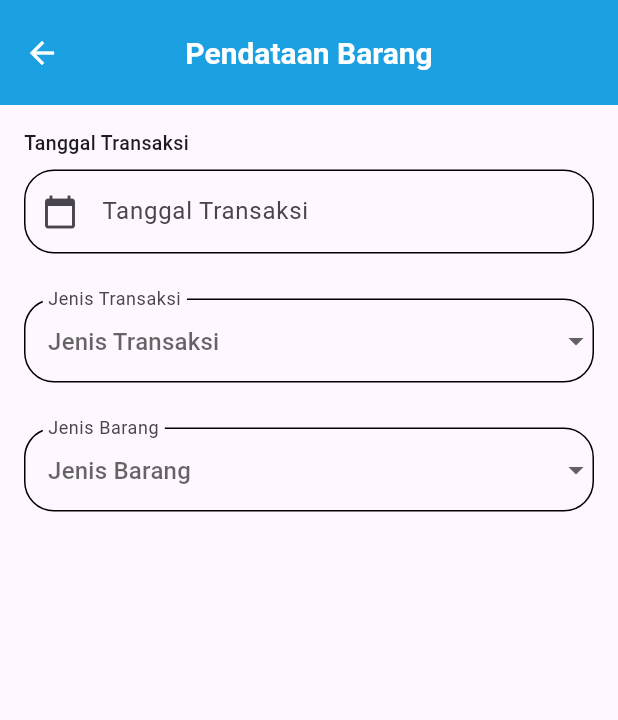
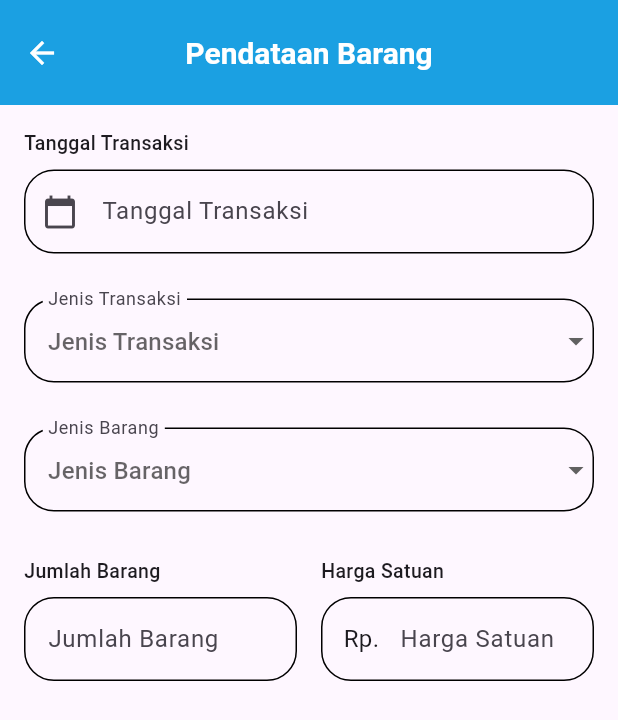
Before and after one commit to AbrarImamSatria/20220140042_UCP1Flutter, a Flutter app: the BarangPage screen opened directly, on a phone screen of 412 x 824 dp. Shown: the top 720 px of the screen. Run offline on Flutter 3.47's test engine with Material 3 defaults, Android fonts, the phone set to English and light mode, and no system bars; statements that could not run were skipped.

Commit message:
membuat textformfield jumlah barang dan harga satuan

```diff
--- a/lib/data_barang/barang_page.dart
+++ b/lib/data_barang/barang_page.dart
@@ -205,7 +205,109 @@ class _BarangPageState extends State<BarangPage> {
                 ),
                 const SizedBox(height: 30),
 
+                Row(
+                  children: [
+                    Expanded(
+                      child: Column(
+                        crossAxisAlignment: CrossAxisAlignment.start,
+                        children: [
+                          const Text(
+                            'Jumlah Barang',
+                            style: TextStyle(
+                              fontSize: 13,
+                              fontWeight: FontWeight.w500,
+                            ),
+                          ),
+                          const SizedBox(height: 8),
+                          TextFormField(
+                            controller: jumlahBarangController,
+                            keyboardType: TextInputType.number,
+                            decoration: InputDecoration(
+                              hintText: 'Jumlah Barang',
+                              enabledBorder: OutlineInputBorder(
+                                borderRadius: BorderRadius.circular(20),
+                              ),
+                              focusedBorder: OutlineInputBorder(
+                                borderRadius: BorderRadius.circular(20),
+                                borderSide: BorderSide(color: Colors.blue),
+                              ),
+                              errorBorder: OutlineInputBorder(
+                                borderRadius: BorderRadius.circular(20),
+                                borderSide: BorderSide(color: Colors.red),
+                              ),
+                              focusedErrorBorder: OutlineInputBorder(
+                                borderRadius: BorderRadius.circular(20),
+                                borderSide: BorderSide(color: Colors.red),
+                              ),
+                            ),
+                            validator: (value) {
+                              if (value == null || value.isEmpty) {
+                                return 'Jumlah harus diisi';
+                              }
+                              return null;
+                            },
+                          ),
+                        ],
+                      ),
+                    ),
+                    const SizedBox(width: 16),
 
+                    Expanded(
+                      child: Column(
+                        crossAxisAlignment: CrossAxisAlignment.start,
+                        children: [
+                          const Text(
+                            'Harga Satuan',
+                            style: TextStyle(
+                              fontSize: 13,
+                              fontWeight: FontWeight.w500,
+                            ),
+                          ),
+                          const SizedBox(height: 8),
+                          TextFormField(
+                            controller: hargaSatuanController,
+                            keyboardType: TextInputType.number,
+                            decoration: InputDecoration(
+                              prefixIcon: const Padding(
+                                padding: EdgeInsets.only(left: 15, right: 10),
+                                child: Text(
+                                  'Rp.',
+                                  style: TextStyle(fontSize: 16),
+                                ),
+                              ),
+                              prefixIconConstraints: const BoxConstraints(
+                                minWidth: 0,
+                                minHeight: 0,
+                              ),
+                              hintText: 'Harga Satuan',
+                              enabledBorder: OutlineInputBorder(
+                                borderRadius: BorderRadius.circular(20),
+                              ),
+                              focusedBorder: OutlineInputBorder(
+                                borderRadius: BorderRadius.circular(20),
+                                borderSide: BorderSide(color: Colors.blue),
+                              ),
+                              errorBorder: OutlineInputBorder(
+                                borderRadius: BorderRadius.circular(20),
+                                borderSide: BorderSide(color: Colors.red),
+                              ),
+                              focusedErrorBorder: OutlineInputBorder(
+                                borderRadius: BorderRadius.circular(20),
+                                borderSide: BorderSide(color: Colors.red),
+                              ),
+                            ),
+                            validator: (value) {
+                              if (value == null || value.isEmpty) {
+                                return 'Harga harus diisi';
+                              }
+                              return null;
+                            },
+                          ),
+                        ],
+                      ),
+                    ),
+                  ],
+                ),
                 const SizedBox(height: 32),
 
 
```
